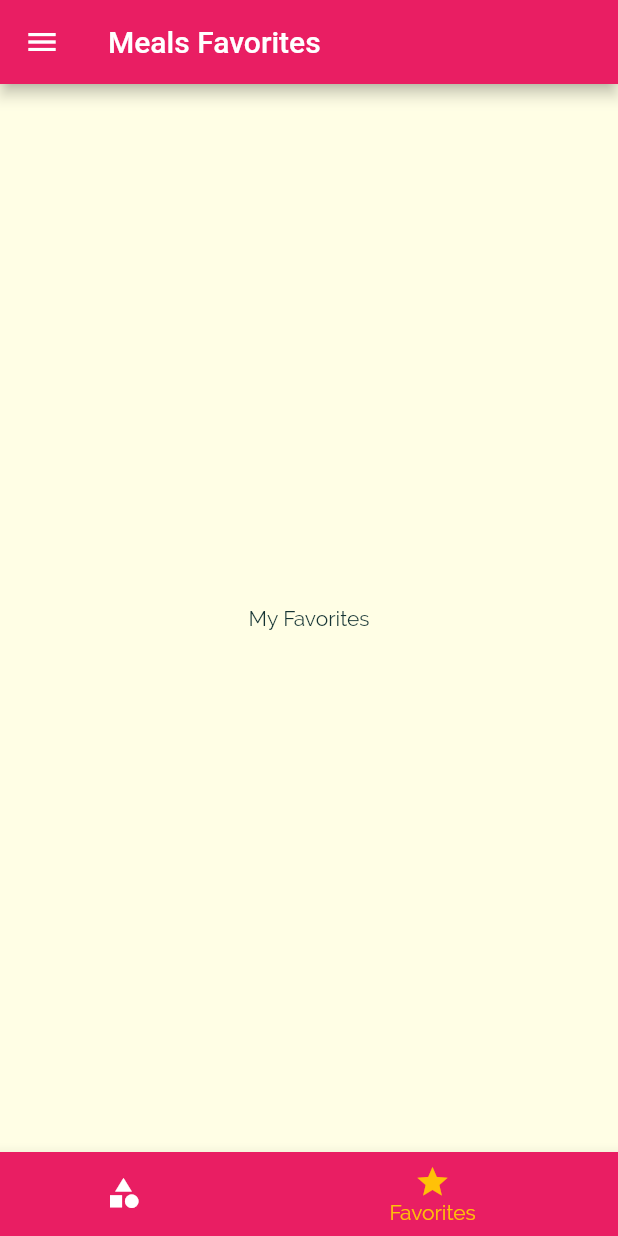
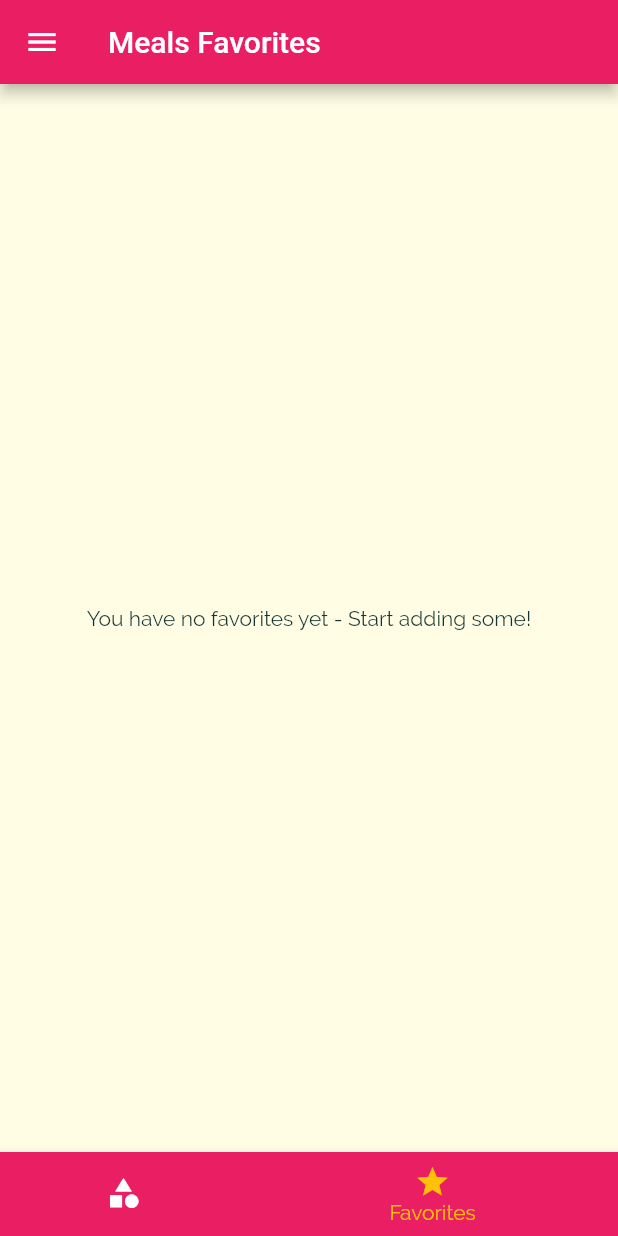
Before and after one commit to uzairafridi00/flutter-learning, a Flutter app: the screen it shows after launch, item 2 of the bottom bar chosen, on a phone screen of 412 x 824 dp. Run offline on Flutter 3.47's test engine with Material 2 defaults, Android fonts, the phone set to English and light mode, and no system bars; missing offline and left inert: dart:ffi.

Commit message:
Favorites Screen added with Functionality

```diff
--- a/Flutter Projects/meal_app/lib/main.dart
+++ b/Flutter Projects/meal_app/lib/main.dart
@@ -32,6 +32,7 @@ class _MyAppState extends State<MyApp> {
   };
 
   List<Meal> _availableMeals = DUMMY_MEALS;
+  List<Meal> _favoriteMeals = [];
 
   void _setFilters(Map<String, bool> filterData) {
     setState(() {
@@ -55,6 +56,24 @@ class _MyAppState extends State<MyApp> {
     });
   }
 
+  void _toggleFavorite(String mealId) {
+    final existingIndex =
+        _favoriteMeals.indexWhere((meal) => meal.id == mealId);
+    if (existingIndex >= 0) {
+      setState(() {
+        _favoriteMeals.removeAt(existingIndex);
+      });
+    } else {
+      setState(() {
+        _favoriteMeals.add(DUMMY_MEALS.firstWhere((meal) => meal.id == mealId));
+      });
+    }
+  }
+
+  bool _isMealFavorite(String id) {
+    return _favoriteMeals.any((meal) => meal.id == id);
+  }
+
   // This widget is the root of your application.
   @override
   Widget build(BuildContext context) {
@@ -76,13 +95,14 @@ class _MyAppState extends State<MyApp> {
             ),
       ),
       // home: TabsScreen(),
-      home: const TabsBottomScreen(),
+      home: TabsBottomScreen(favoriteMeals: _favoriteMeals),
       routes: {
         // '/category-meals': (ctx) => CategoriesMealsScreen(),
         // '/': (ctx) => TabsScreen(),
         CategoriesMealsScreen.routeName: (ctx) =>
             CategoriesMealsScreen(availableMeals: _availableMeals),
-        MealDetailScreen.routeName: (ctx) => MealDetailScreen(),
+        MealDetailScreen.routeName: (ctx) => MealDetailScreen(
+            toggleFavorite: _toggleFavorite, isFavorite: _isMealFavorite),
         FiltersScreen.routeName: (ctx) =>
             FiltersScreen(currentFilters: _filters, saveFilters: _setFilters),
       },
--- a/Flutter Projects/meal_app/lib/screens/categories_meal_screen.dart
+++ b/Flutter Projects/meal_app/lib/screens/categories_meal_screen.dart
@@ -73,7 +73,6 @@ class _CategoriesMealsScreenState extends State<CategoriesMealsScreen> {
             duration: displayedMeals![index].duration,
             complexity: displayedMeals![index].complexity,
             affordability: displayedMeals![index].affordability,
-            removeItem: _removeMeal,
           );
         },
         itemCount: displayedMeals?.length,
--- a/Flutter Projects/meal_app/lib/screens/favorite_screen.dart
+++ b/Flutter Projects/meal_app/lib/screens/favorite_screen.dart
@@ -1,10 +1,33 @@
 import 'package:flutter/material.dart';
 
+import '../models/meal.dart';
+import '../widgets/meal_item.dart';
+
 class FavoriteScreen extends StatelessWidget {
-  const FavoriteScreen({super.key});
+  final List<Meal> favoriteMeals;
+
+  const FavoriteScreen({super.key, required this.favoriteMeals});
 
   @override
   Widget build(BuildContext context) {
-    return Center(child: Text('My Favorites'),);
+    if (favoriteMeals.isEmpty) {
+      return const Center(
+        child: Text('You have no favorites yet - Start adding some!'),
+      );
+    } else {
+      return ListView.builder(
+        itemBuilder: (ctx, index) {
+          return MealItem(
+            id: favoriteMeals[index].id,
+            title: favoriteMeals[index].title,
+            imageUrl: favoriteMeals[index].imageUrl,
+            duration: favoriteMeals[index].duration,
+            complexity: favoriteMeals[index].complexity,
+            affordability: favoriteMeals[index].affordability,
+          );
+        },
+        itemCount: favoriteMeals.length,
+      );
+    }
   }
 }
--- a/Flutter Projects/meal_app/lib/screens/tabs_bottom_screen.dart
+++ b/Flutter Projects/meal_app/lib/screens/tabs_bottom_screen.dart
@@ -4,20 +4,33 @@ import '../widgets/main_drawer.dart';
 import './categories_screen.dart';
 import './favorite_screen.dart';
 
+import '../models/meal.dart';
+
 class TabsBottomScreen extends StatefulWidget {
-  const TabsBottomScreen({super.key});
+  final List<Meal> favoriteMeals;
+
+  const TabsBottomScreen({super.key, required this.favoriteMeals});
 
   @override
   State<TabsBottomScreen> createState() => _TabsBottomScreenState();
 }
 
 class _TabsBottomScreenState extends State<TabsBottomScreen> {
-  final List<Map<String, dynamic>> _pages = [
-    {'page': CategoriesScreen(), 'title': 'Categories'},
-    {'page': FavoriteScreen(), 'title': 'Favorites'},
-  ];
+  List<Map<String, dynamic>>? _pages;
 
   int _selectedPageIndex = 0;
+
+  @override
+  void initState() {
+    _pages = [
+      {'page': CategoriesScreen(), 'title': 'Categories'},
+      {
+        'page': FavoriteScreen(favoriteMeals: widget.favoriteMeals),
+        'title': 'Favorites'
+      },
+    ];
+    super.initState();
+  }
 
   void _selectPage(int index) {
     setState(() {
@@ -29,10 +42,10 @@ class _TabsBottomScreenState extends State<TabsBottomScreen> {
   Widget build(BuildContext context) {
     return Scaffold(
       appBar: AppBar(
-        title: Text('Meals ${_pages[_selectedPageIndex]['title']}'),
+        title: Text('Meals ${_pages![_selectedPageIndex]['title']}'),
       ),
       drawer: MainDrawer(),
-      body: _pages[_selectedPageIndex]['page'],
+      body: _pages![_selectedPageIndex]['page'],
       bottomNavigationBar: BottomNavigationBar(
         onTap: _selectPage,
         backgroundColor: Theme.of(context).colorScheme.primary,
--- a/Flutter Projects/meal_app/lib/screens/tabs_screen.dart
+++ b/Flutter Projects/meal_app/lib/screens/tabs_screen.dart
@@ -33,7 +33,7 @@ class _TabsScreenState extends State<TabsScreen> {
           ),
           body: TabBarView(children: [
             CategoriesScreen(),
-            FavoriteScreen(),
+            FavoriteScreen(favoriteMeals: []),
           ]),
         ));
   }
```
Also changed, not shown: Flutter Projects/meal_app/lib/screens/meal_detail_screen.dart (+10 -5 lines), Flutter Projects/meal_app/lib/widgets/meal_item.dart (+5 -5 lines).
